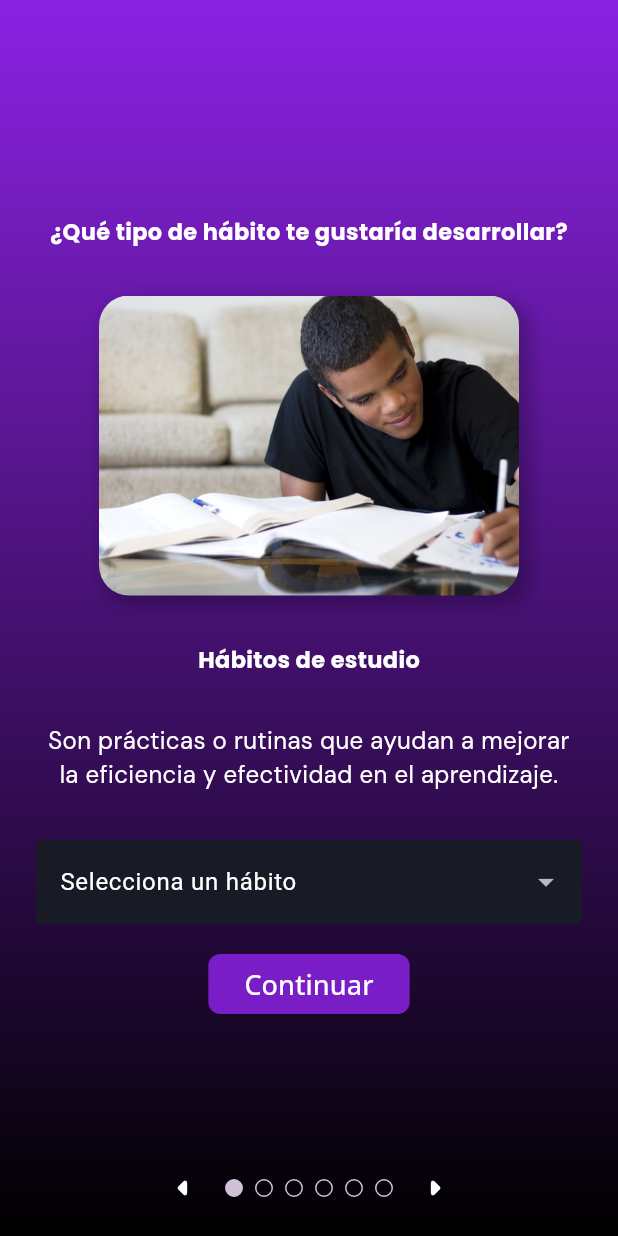
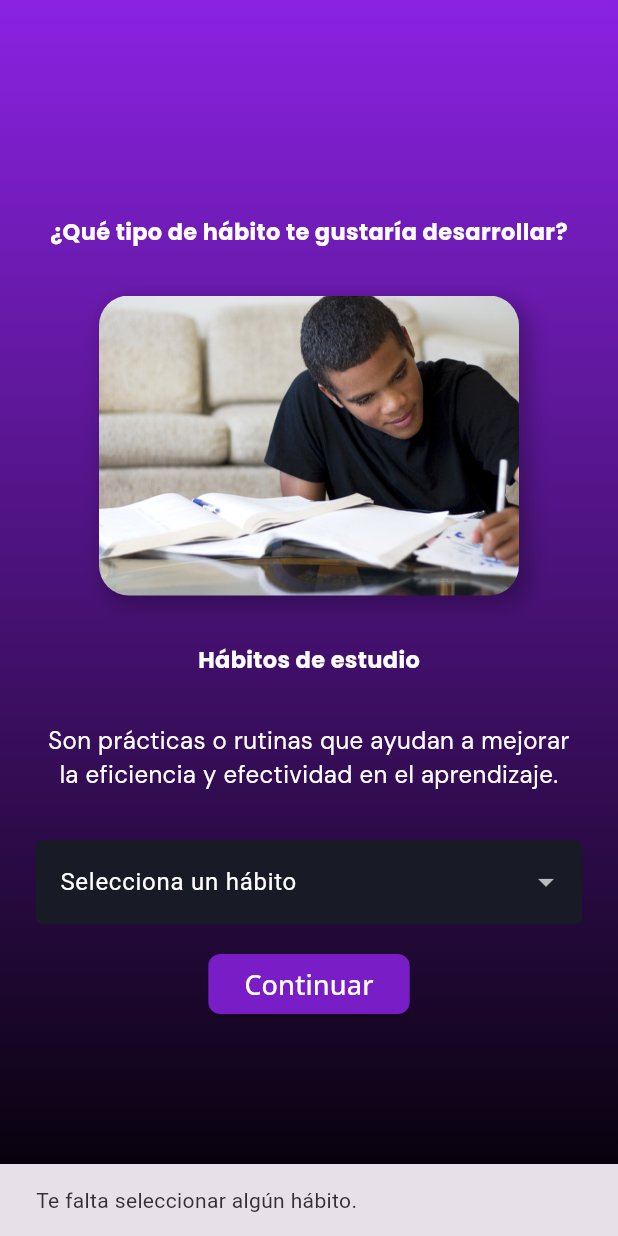
Before and after one commit to diegoZarateFer/stubit, a Flutter app: the HabitsMenuScreen screen opened directly, after a tap on "Continuar", on a phone screen of 412 x 824 dp. Run offline on Flutter 3.47's test engine with Material 3 defaults, Android fonts, the phone set to English and light mode, and no system bars; our stand-ins replace cloud_firestore, firebase_auth, firebase_core, google_fonts, popover; missing offline and left inert: day_picker; accounts and stored records are empty.

Commit message:
Llamando a la pantalla de creación de hábitos TF.

```diff
--- a/lib/data/habits.dart
+++ b/lib/data/habits.dart
@@ -4,7 +4,7 @@ const habits = [
   //Estudio
   Habit(
     id: "h1",
-    name: "Estudiar",
+    name: "Dedicar tiempo al estudio",
     description: "Registrar cuándo y cuánto tiempo se dedica al estudio. ",
     category: "c1",
     strategy: "TF",
--- a/lib/screens/create_habits_screens/create_FT_habit_screen.dart
+++ b/lib/screens/create_habits_screens/create_FT_habit_screen.dart
@@ -2,6 +2,7 @@ import 'package:flutter/cupertino.dart';
 import 'package:flutter/material.dart';
 import 'package:google_fonts/google_fonts.dart';
 import 'package:day_picker/day_picker.dart';
+import 'package:stubit/models/habit.dart';
 
 final List<DayInWeek> _days = [
   DayInWeek("D", dayKey: "monday"),
@@ -35,7 +36,12 @@ final List<String> _minutes = List.generate(
 );
 
 class CreateFtHabitScreen extends StatefulWidget {
-  const CreateFtHabitScreen({super.key});
+  const CreateFtHabitScreen({
+    super.key,
+    required this.habit,
+  });
+
+  final Habit habit;
 
   @override
   State<CreateFtHabitScreen> createState() => _CreateFtHabitScreenState();
@@ -88,7 +94,7 @@ class _CreateFtHabitScreenState extends State<CreateFtHabitScreen> {
                       height: 16,
                     ),
                     Text(
-                      "Realizar estiramientos al despertar.",
+                      widget.habit.name,
                       textAlign: TextAlign.center,
                       style: GoogleFonts.poppins(
                         fontSize: 18,
--- a/lib/widgets/habit_category_details.dart
+++ b/lib/widgets/habit_category_details.dart
@@ -1,8 +1,9 @@
 import 'package:flutter/material.dart';
 import 'package:google_fonts/google_fonts.dart';
 import 'package:stubit/models/habit.dart';
+import 'package:stubit/screens/create_habits_screens/create_FT_habit_screen.dart';
 
-class HabitCategoryDetails extends StatelessWidget {
+class HabitCategoryDetails extends StatefulWidget {
   const HabitCategoryDetails({
     super.key,
     required this.categoryName,
@@ -15,6 +16,40 @@ class HabitCategoryDetails extends StatelessWidget {
   final String description;
   final List<Habit> habits;
   final AssetImage image;
+
+  @override
+  State<HabitCategoryDetails> createState() => _HabitCategoryDetailsState();
+}
+
+class _HabitCategoryDetailsState extends State<HabitCategoryDetails> {
+  Habit? _selectedHabit;
+
+  void _loadCreatingHabitForm() {
+    ScaffoldMessenger.of(context).clearSnackBars();
+    if (_selectedHabit == null) {
+      ScaffoldMessenger.of(context).showSnackBar(
+        const SnackBar(
+          content: Text('Te falta seleccionar algún hábito.'),
+        ),
+      );
+      return;
+    }
+
+    final habitStrategy = _selectedHabit!.strategy;
+    if (habitStrategy == "TF") {
+      Navigator.of(context).push(
+        MaterialPageRoute(
+          builder: (ctx) => CreateFtHabitScreen(
+            habit: _selectedHabit!,
+          ),
+        ),
+      );
+    } else if (habitStrategy == "T") {
+    } else if (habitStrategy == "CF") {
+    } else if (habitStrategy == "L") {
+    } else if (habitStrategy == "COF") {
+    } else if (habitStrategy == "TP") {}
+  }
 
   @override
   Widget build(BuildContext context) {
@@ -51,7 +86,7 @@ class HabitCategoryDetails extends StatelessWidget {
                     ),
                   ],
                   image: DecorationImage(
-                    image: image,
+                    image: widget.image,
                     fit: BoxFit.cover,
                   ),
                 ),
@@ -60,7 +95,7 @@ class HabitCategoryDetails extends StatelessWidget {
                 height: 32,
               ),
               Text(
-                categoryName,
+                widget.categoryName,
                 style: GoogleFonts.poppins(
                   fontSize: 15,
                   fontWeight: FontWeight.bold,
@@ -71,7 +106,7 @@ class HabitCategoryDetails extends StatelessWidget {
                 height: 32,
               ),
               Text(
-                description,
+                widget.description,
                 textAlign: TextAlign.center,
                 style: GoogleFonts.dmSans(
                   fontSize: 16,
@@ -81,12 +116,12 @@ class HabitCategoryDetails extends StatelessWidget {
               const SizedBox(
                 height: 32,
               ),
-              if (habits.isNotEmpty)
+              if (widget.habits.isNotEmpty)
                 DropdownButtonFormField(
                   dropdownColor: Colors.black,
-                  items: habits.map((habit) {
+                  items: widget.habits.map((habit) {
                     return DropdownMenuItem(
-                      value: habit.name,
+                      value: habit,
                       child: Text(
                         habit.name,
                         style: const TextStyle(
@@ -97,7 +132,9 @@ class HabitCategoryDetails extends StatelessWidget {
                       ),
                     );
                   }).toList(),
-                  onChanged: (value) {},
+                  onChanged: (value) {
+                    _selectedHabit = value;
+                  },
                   decoration: const InputDecoration(
                     labelText: 'Selecciona un hábito',
                   ),
@@ -106,7 +143,9 @@ class HabitCategoryDetails extends StatelessWidget {
                 height: 16,
               ),
               ElevatedButton(
-                onPressed: () {},
+                onPressed: () {
+                  _loadCreatingHabitForm();
+                },
                 style: ElevatedButton.styleFrom(
                   shape: RoundedRectangleBorder(
                     borderRadius: BorderRadius.circular(8),
```
